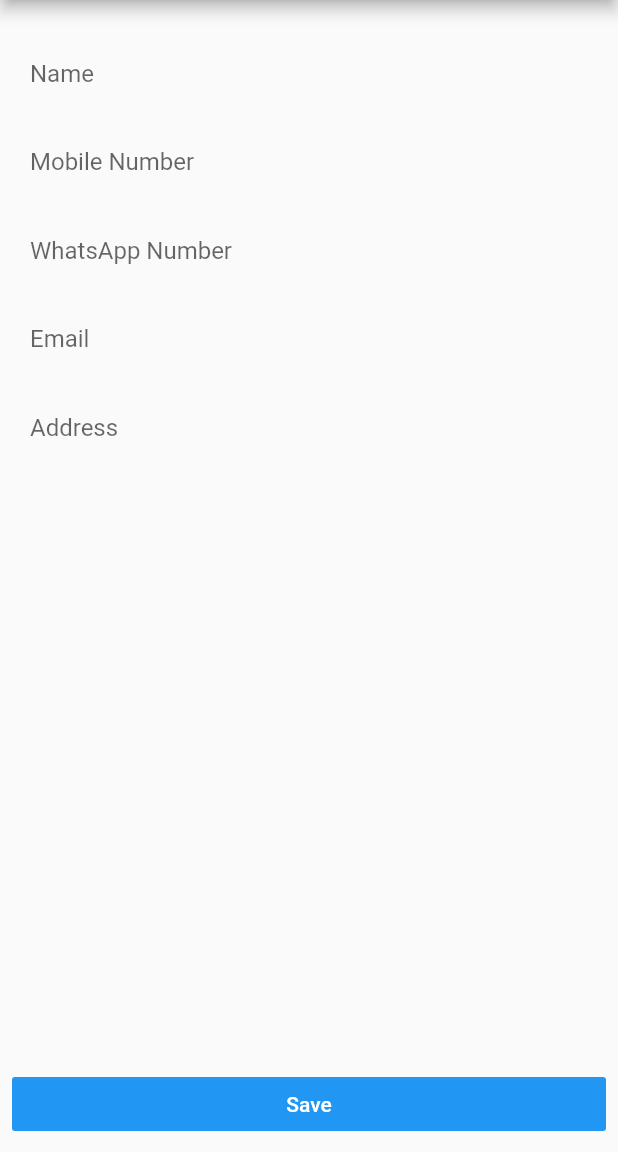
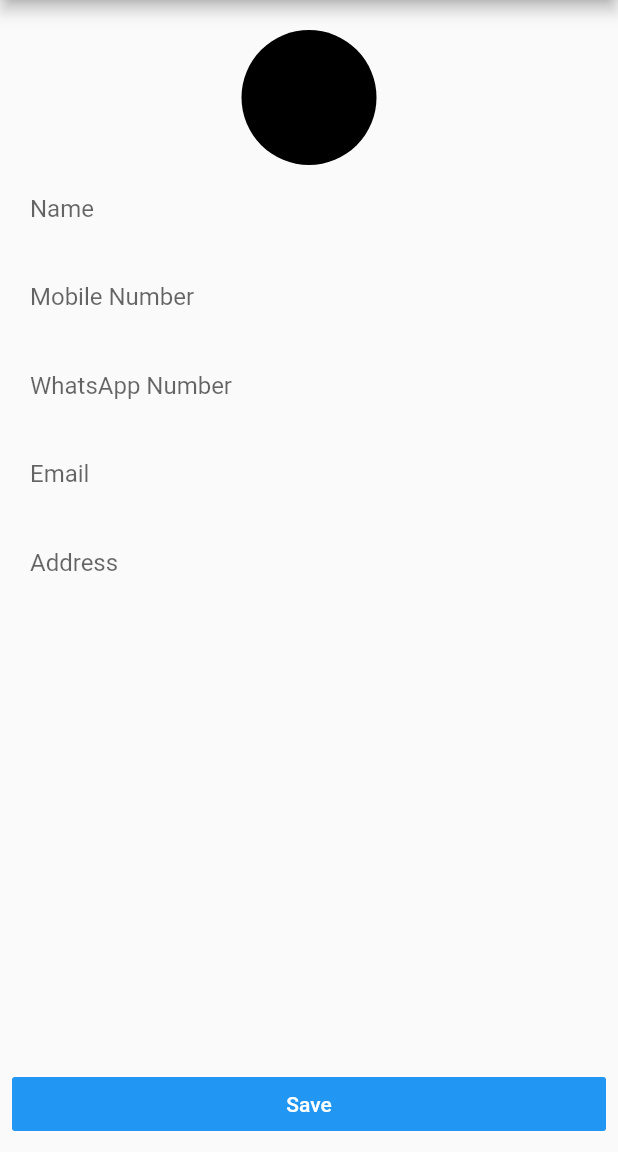
Before and after one commit to madhukesh048/Contacts-App, a Flutter app: the AddContactsPage screen opened directly, after a tap on "Save", on a phone screen of 412 x 824 dp, the part 84-1236 px from its top. Run offline on Flutter 3.47's test engine with Material 2 defaults, Android fonts, the phone set to English and light mode, and no system bars; our stand-ins replace image_picker; missing offline and left inert: hasura_connect.

Commit message:
added image picker

```diff
--- a/lib/services/hasura_connect.dart
+++ /dev/null
@@ -1,42 +0,0 @@
-import 'package:contacts/models/contact_model.dart';
-import 'package:hasura_connect/hasura_connect.dart';
-
-
-String url = 'https://fluttercontacts.herokuapp.com/v1/graphql';
-HasuraConnect hasuraConnect = HasuraConnect(url);
-
-
-Future<ContactModel> addContact()async{
-String docMutation = """
-mutation {
-  insert_contacts_list(objects: {email: _email, name: _name, mobile_number: _phoneNumber, wa_number: _waNumber, address: _address}) {
-    returning {
-      id
-      email
-      mobile_number
-      name
-      wa_number
-      address
-    }
-  }
-}
-""";
-
-  // var data = await connection.mutation(query, variables: {"name": name});
-  //   var id = data["data"]["insert_users"]["returning"][0]["id"];
-  //   return UserModel(id: id, name: name);
-var r = await hasuraConnect.query(docMutation);
-print(r);
-return ContactModel();
-}
-
-
-
-String docQuery = """
-{
-  contacts_list {
-    name
-    mobile_number
-  }
-}
-""";
--- /dev/null
+++ b/lib/services/hasura_service.dart
@@ -0,0 +1,47 @@
+import 'package:contacts/models/contact_model.dart';
+import 'package:hasura_connect/hasura_connect.dart';
+
+class HasuraService {
+  static final String url = 'https://fluttercontacts.herokuapp.com/v1/graphql';
+  final HasuraConnect hasuraConnect;
+
+  HasuraService() : this.hasuraConnect = HasuraConnect(url);
+
+  Future saveContact(ContactModel contactModel) async {
+    String query = """
+  mutation {
+  insert_contacts_list(objects: {email: "${contactModel.email}", name: "${contactModel.name}", mobile_number: "${contactModel.mobileNumber}", wa_number: "${contactModel.waNumber}"}) {
+    returning {
+      id
+      email
+      mobile_number
+      name
+      wa_number
+    }
+  }
+}
+    """;
+
+    var result = await hasuraConnect.mutation(query);
+    Map<String, dynamic> resultMap = Map.castFrom(result);
+
+
+    /*
+      {
+        "data": {
+          "insert_contacts_list": {
+            "returning": [
+              {
+                "id": 3,
+                "email": "ajil@gmail.com",
+                "mobile_number": "9882837283",
+                "name": "Ajil",
+                "wa_number": "73737373737"
+              }
+            ]
+          }
+        }
+      }
+    */
+  }
+}
--- a/lib/ui/views/add_contacts.dart
+++ b/lib/ui/views/add_contacts.dart
@@ -1,5 +1,9 @@
+import 'dart:io';
+import 'package:contacts/models/contact_model.dart';
+import 'package:contacts/services/hasura_service.dart';
 import 'package:flutter/material.dart';
 import 'package:flutter/services.dart';
+import 'package:image_picker/image_picker.dart';
 
 class AddContactsPage extends StatefulWidget {
   @override
@@ -8,11 +12,23 @@ class AddContactsPage extends StatefulWidget {
 
 class _AddContactsPageState extends State<AddContactsPage> {
   var _formKey = GlobalKey<FormState>();
-  String _name;
-  String _phoneNumber;
-  String _waNumber;
-  String _email;
-  String _address;
+  ContactModel contactModel;
+
+  @override
+  void initState() {
+    super.initState();
+    contactModel = ContactModel();
+  }
+
+  File _image;
+
+  Future getImage() async {
+    var image = await ImagePicker.pickImage(source: ImageSource.gallery);
+
+    setState(() {
+      _image = image;
+    });
+  }
 
   @override
   Widget build(BuildContext context) {
@@ -25,8 +41,10 @@ class _AddContactsPageState extends State<AddContactsPage> {
         child: FlatButton(
           color: Colors.blue,
           onPressed: () {
+            HasuraService().saveContact(contactModel);
             _formKey.currentState.save();
-            print("Name:$_name,PhoneNumber:$_phoneNumber,WANumber:$_waNumber,Email:$_email,Address:$_address");
+            print(
+                "Name:${contactModel.name},PhoneNumber:${contactModel.mobileNumber},WANumber:${contactModel.waNumber},Email:${contactModel.email},Address:${contactModel.address}");
           },
           child: Text(
             "Save",
@@ -40,9 +58,35 @@ class _AddContactsPageState extends State<AddContactsPage> {
           key: _formKey,
           child: ListView(
             children: <Widget>[
+              Center(
+                child: GestureDetector(
+                  onTap: () {
+                    getImage();
+                  },
+                  child: _image != null
+                      ? Container(
+                          width: 90.0,
+                          height: 90.0,
+                          decoration: BoxDecoration(
+                            shape: BoxShape.circle,
+                            color: Colors.black,
+                            image: DecorationImage(
+                                image: FileImage(_image), fit: BoxFit.fill),
+                          ),
+                        )
+                      : Container(
+                          width: 90.0,
+                          height: 90.0,
+                          decoration: BoxDecoration(
+                            shape: BoxShape.circle,
+                            color: Colors.black,
+                          ),
+                        ),
+                ),
+              ),
               TextFormField(
                 onSaved: (val) {
-                  _name = val;
+                  contactModel.name = val;
                 },
                 keyboardType: TextInputType.text,
                 decoration: InputDecoration(
@@ -53,7 +97,7 @@ class _AddContactsPageState extends State<AddContactsPage> {
               ),
               TextFormField(
                 onSaved: (val) {
-                  _phoneNumber = val;
+                  contactModel.mobileNumber = val;
                 },
                 keyboardType: TextInputType.number,
                 decoration: InputDecoration(
@@ -63,7 +107,7 @@ class _AddContactsPageState extends State<AddContactsPage> {
               ),
               TextFormField(
                 onSaved: (val) {
-                  _waNumber = val;
+                  contactModel.waNumber = val;
                 },
                 keyboardType: TextInputType.number,
                 decoration: InputDecoration(
@@ -73,7 +117,7 @@ class _AddContactsPageState extends State<AddContactsPage> {
               ),
               TextFormField(
                 onSaved: (val) {
-                  _email = val;
+                  contactModel.email = val;
                 },
                 keyboardType: TextInputType.emailAddress,
                 decoration: InputDecoration(
@@ -83,7 +127,7 @@ class _AddContactsPageState extends State<AddContactsPage> {
               ),
               TextFormField(
                 onSaved: (val) {
-                  _address = val;
+                  contactModel.address = val;
                 },
                 keyboardType: TextInputType.text,
                 decoration: InputDecoration(
--- a/pubspec.yaml
+++ b/pubspec.yaml
@@ -20,6 +20,7 @@ dependencies:
   flutter:
     sdk: flutter
   hasura_connect: ^0.1.3
+  image_picker:
   # The following adds the Cupertino Icons font to your application.
   # Use with the CupertinoIcons class for iOS style icons.
   cupertino_icons: ^0.1.2
```
Also changed, not shown: pubspec.lock, 4 other files.
